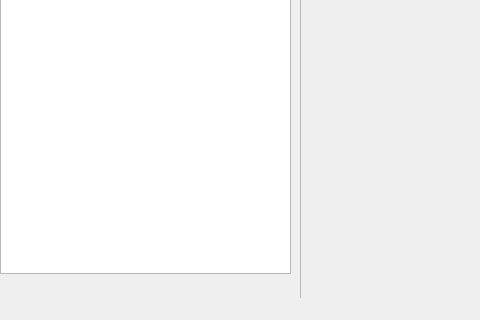
This is deployment/configurator_app/MainWindow.ui in garonsky/HPCC-Platform as Qt 5 draws it before an edit; both pictures show x 0 to 480 and y 343 to 663 of the 1280 by 663 pixel window. The edited form follows.
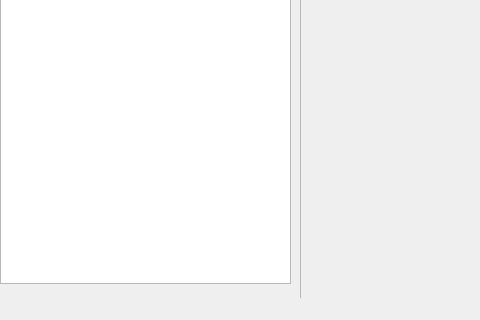
This is the edited form.

```diff
--- a/deployment/configurator_app/MainWindow.ui
+++ b/deployment/configurator_app/MainWindow.ui
@@ -63,7 +63,7 @@
       <x>0</x>
       <y>20</y>
       <width>291</width>
-      <height>561</height>
+      <height>571</height>
      </rect>
     </property>
    </widget>
```
Left out of the diff: 5 changed lines with no effect on the pictures.
